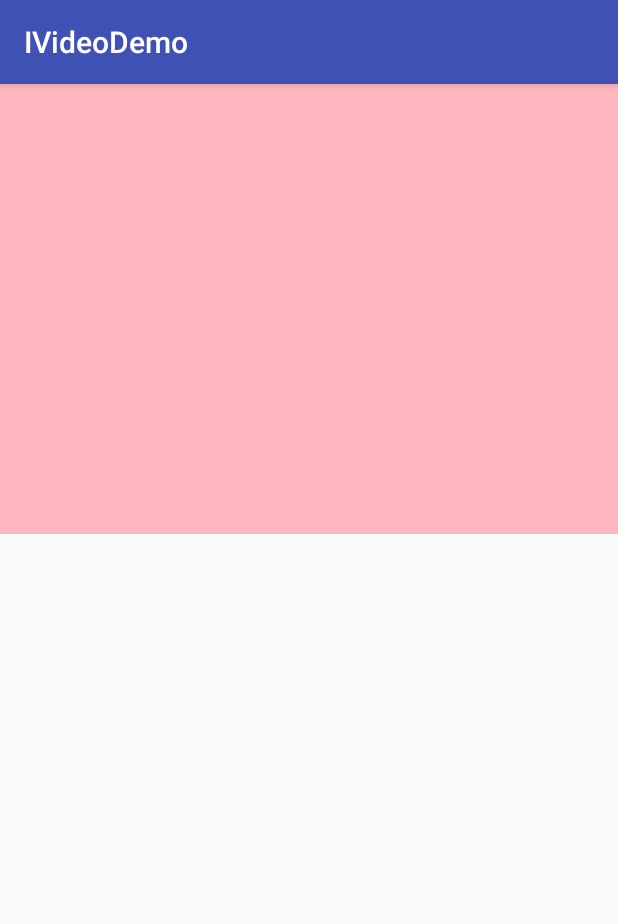
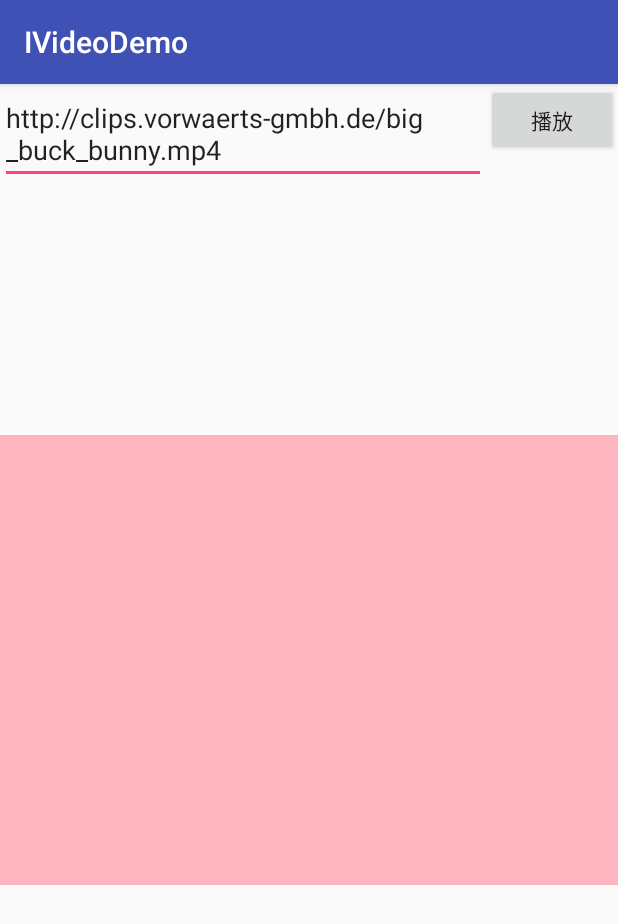
Before and after one commit to CrazyGuizi/IVideoDemo, an Android app: the IVideoActivity screen opened directly, with no data from a screen before it, on a phone screen of 412 x 824 dp. Shown: the top 924 px of the screen. Run offline under Robolectric (Android 15) with nearby library versions, the phone set to English and light mode, and no system bars.

```diff
--- a/app/build.gradle
+++ b/app/build.gradle
@@ -18,6 +18,10 @@ android {
             proguardFiles getDefaultProguardFile('proguard-android.txt'), 'proguard-rules.pro'
         }
     }
+    compileOptions {
+        targetCompatibility 1.8
+        sourceCompatibility 1.8
+    }
 }
 
 dependencies {
--- a/app/src/main/java/com/example/crazygz/ivideodemo/IVideoActivity.java
+++ b/app/src/main/java/com/example/crazygz/ivideodemo/IVideoActivity.java
@@ -3,11 +3,23 @@ package com.example.crazygz.ivideodemo;
 import android.os.Environment;
 import android.support.v7.app.AppCompatActivity;
 import android.os.Bundle;
+import android.text.TextUtils;
+import android.widget.Button;
+import android.widget.EditText;
+import android.widget.Toast;
 
 import com.example.media.MediaPlayerManager;
 import com.example.media.view.VideoView;
 
+import java.util.ArrayList;
+import java.util.Collections;
+import java.util.HashMap;
+import java.util.Hashtable;
+import java.util.concurrent.ConcurrentHashMap;
+
 public class IVideoActivity extends AppCompatActivity {
+
+    private static String DEFAULT_PATH = Environment.getExternalStorageDirectory() + "/123.mp4";
 
     @Override
     protected void onCreate(Bundle savedInstanceState) {
@@ -15,8 +27,14 @@ public class IVideoActivity extends AppCompatActivity {
         setContentView(R.layout.activity_ivideo);
 
         VideoView videoView = findViewById(R.id.video_view);
-        videoView.setDataSource(Environment.getExternalStorageDirectory() + "/123.mp4");
-
+        Button button = findViewById(R.id.btn_play);
+        EditText editText = findViewById(R.id.et_url);
+        videoView.setDataSource(DEFAULT_PATH);
+        button.setOnClickListener((v) -> {
+            String path = editText.getText().toString();
+            MediaPlayerManager.getInstance().changeDataSource(TextUtils.isEmpty(path) ? DEFAULT_PATH : path);
+            Toast.makeText(this, "" +(String) videoView.getDataSource(), Toast.LENGTH_SHORT).show();
+        });
 
     }
 
@@ -29,7 +47,6 @@ public class IVideoActivity extends AppCompatActivity {
     @Override
     protected void onRestart() {
         super.onRestart();
-        //MediaPlayerManager.getInstance().backgroundToForeground();
     }
 
     @Override
--- a/app/src/main/res/layout/activity_ivideo.xml
+++ b/app/src/main/res/layout/activity_ivideo.xml
@@ -7,11 +7,33 @@
     android:layout_height="match_parent"
     tools:context=".IVideoActivity">
 
+    <EditText
+        android:id="@+id/et_url"
+        android:layout_width="0dp"
+        android:layout_height="wrap_content"
+        android:text="http://clips.vorwaerts-gmbh.de/big_buck_bunny.mp4"
+        app:layout_constraintLeft_toLeftOf="parent"
+        app:layout_constraintTop_toTopOf="parent"
+        app:layout_constraintRight_toLeftOf="@id/btn_play"/>
+
+    <Button
+        android:id="@+id/btn_play"
+        android:layout_width="wrap_content"
+        android:layout_height="wrap_content"
+        android:text="播放"
+        app:layout_constraintLeft_toRightOf="@id/et_url"
+        app:layout_constraintTop_toTopOf="parent"
+        app:layout_constraintRight_toRightOf="parent"/>
+
     <com.example.media.view.VideoView
         android:id="@+id/video_view"
         android:layout_width="match_parent"
         android:layout_height="300dp"
-        android:background="@color/black"/>
+        android:background="@color/black"
+        app:layout_constraintLeft_toLeftOf="parent"
+        app:layout_constraintRight_toRightOf="parent"
+        app:layout_constraintTop_toTopOf="parent"
+        app:layout_constraintBottom_toBottomOf="parent"/>
 
     <!--<com.example.media.view.NormalControlPanel-->
         <!--android:id="@+id/panel_view"-->
--- a/media/src/main/java/com/example/media/MediaPlayer.java
+++ b/media/src/main/java/com/example/media/MediaPlayer.java
@@ -129,6 +129,11 @@ public class MediaPlayer extends AbsMediaPlayer implements android.media.MediaPl
     }
 
     @Override
+    public void reset() {
+        mMediaPlayer.reset();
+    }
+
+    @Override
     public boolean isPlaying() {
         if (mMediaPlayer != null) {
             return mMediaPlayer.isPlaying();
--- a/media/src/main/java/com/example/media/abs/AbsMediaPlayer.java
+++ b/media/src/main/java/com/example/media/abs/AbsMediaPlayer.java
@@ -30,6 +30,11 @@ public abstract class AbsMediaPlayer {
     // 停止
     public abstract void stop();
 
+    // 重置
+    public abstract void reset();
+
+
+
     public abstract boolean isPlaying();
     // 指定到
     public abstract void seekTo(long position);
```
Also changed, not shown: app/src/main/java/com/example/crazygz/ivideodemo/Test.java (added, +23 -0 lines), media/src/main/java/com/example/media/MediaPlayerManager.java (+43 -14 lines).
